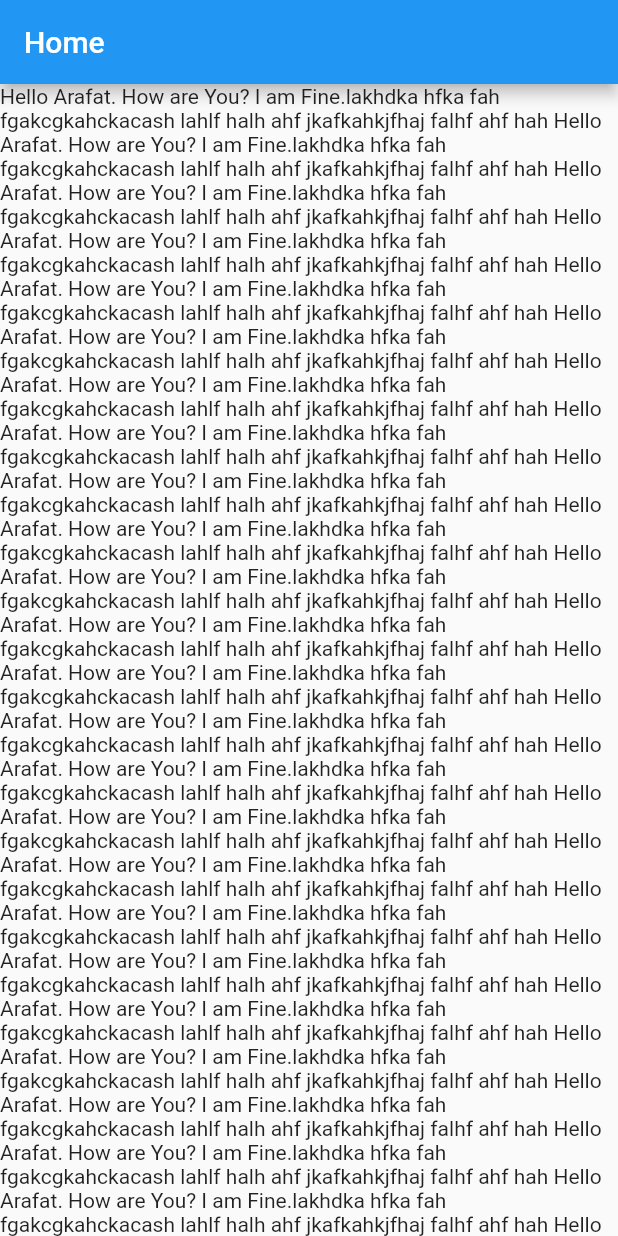
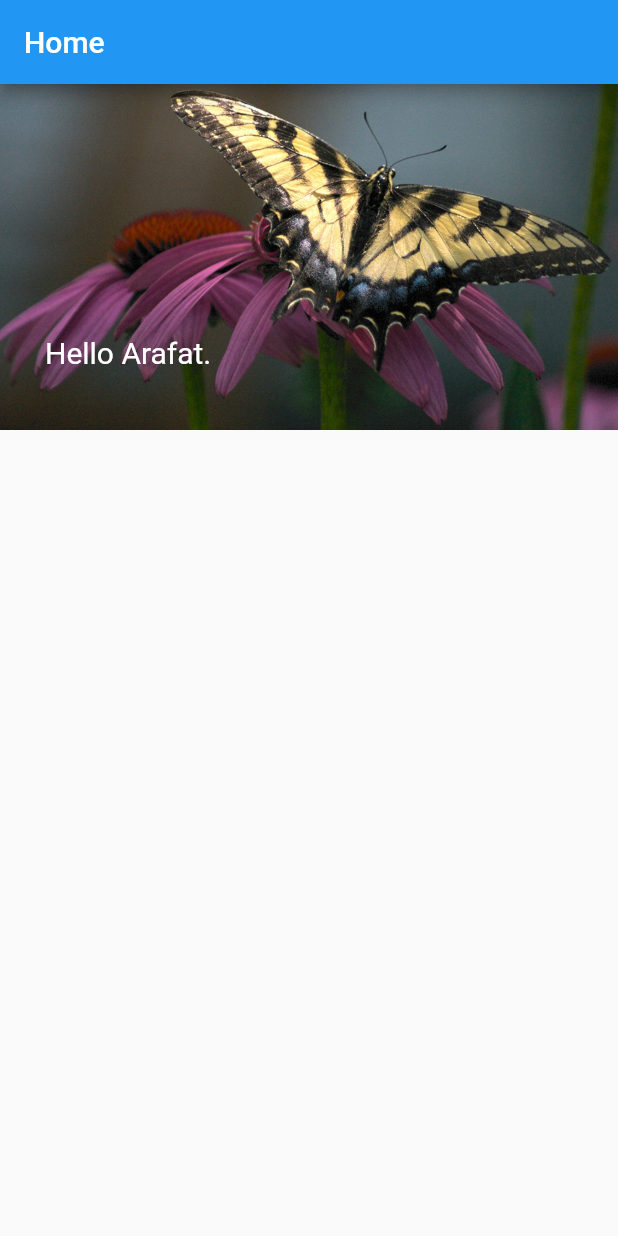
Before and after one commit to amiarafat/flutter_tutorial, a Flutter app: the screen it shows after launch, on a phone screen of 412 x 824 dp. Run offline on Flutter 3.47's test engine with Material 2 defaults, Android fonts, the phone set to English and light mode, and no system bars.

Commit message:
stake and position

```diff
--- a/lib/main.dart
+++ b/lib/main.dart
@@ -26,9 +26,22 @@ class HomePage extends StatelessWidget{
           title: new Text('Home'),
         ),
         body:
-        ListView(children: <Widget>[
-          Text(_longText+_longText+_longText+_longText+_longText+_longText+_longText+_longText+_longText+_longText+_longText+_longText+_longText+_longText+_longText+_longText+_longText+_longText+_longText+_longText+_longText+_longText+_longText+_longText+_longText+_longText+_longText+_longText+_longText+_longText+_longText+_longText+_longText+_longText+_longText+_longText+_longText+_longText+_longText+_longText,)
-        ],)
+        Column(
+          children: <Widget>[
+            Stack(
+              children: <Widget>[
+
+                Image.asset("assets/images/image.jpg"),
+                Positioned(
+                  bottom: 40,
+                  left: 30 ,
+                  child: Text(_shortText,style: TextStyle(color: Colors.white,fontSize: 20)),
+
+                )
+              ],
+            )
+          ],
+        )
 
     );
   }
```
